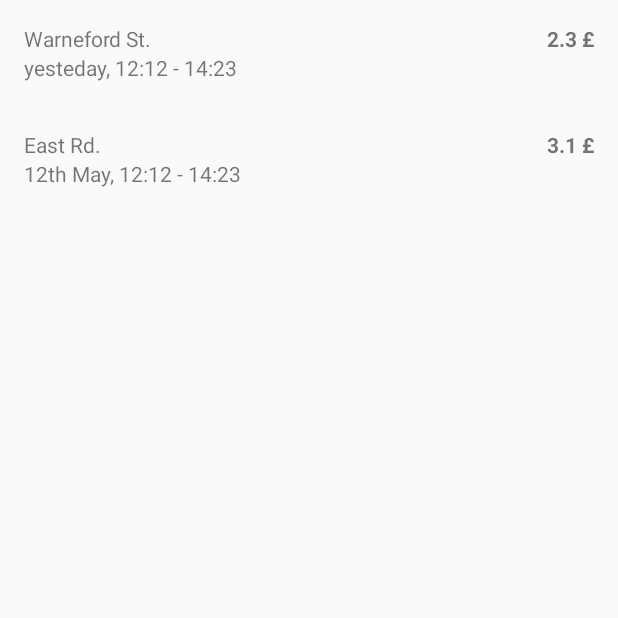
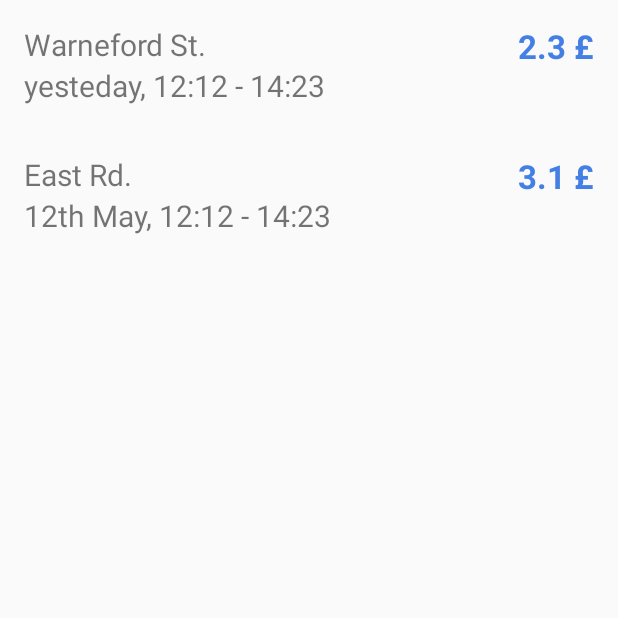
Before and after one commit to SnowdogApps/PrivParkApp, an Android app: the HistoryActivity screen opened directly, with no data from a screen before it, on a phone screen of 412 x 824 dp, the top half of it. Run offline under Robolectric (Android 15) with nearby library versions, the phone set to English and light mode, and no system bars; our stand-ins replace ButterKnife, Timber.

Commit message:
Styling of app

```diff
--- a/app/src/main/res/layout/history_list_row.xml
+++ b/app/src/main/res/layout/history_list_row.xml
@@ -13,18 +13,22 @@
         <TextView
             android:id="@+id/history_name"
             android:layout_width="wrap_content"
-            android:layout_height="wrap_content"/>
+            android:layout_height="wrap_content"
+            android:textSize="20sp"/>
 
         <TextView
             android:id="@+id/history_time"
             android:layout_width="wrap_content"
-            android:layout_height="wrap_content"/>
+            android:layout_height="wrap_content"
+            android:textSize="20sp"/>
     </LinearLayout>
 
     <TextView
         android:id="@+id/history_cost"
         android:gravity="right|center_vertical"
         android:textStyle="bold"
+        android:textColor="@color/colorPrimaryDark"
         android:layout_width="match_parent"
-        android:layout_height="wrap_content"/>
+        android:layout_height="wrap_content"
+        android:textSize="22sp"/>
 </LinearLayout>
```
Also changed, not shown: app/src/main/java/pl/snowdog/privpark/map/MapsActivity.java (+10 -6 lines), app/src/main/res/layout/nav_header_main.xml (+8 -4 lines).
